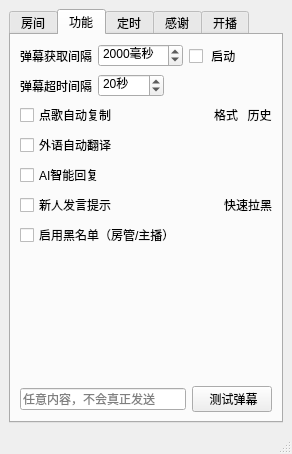
First picture: the form in mainwindow.ui, repository iwxyi/Bilibili-MagicalDanmaku, before the edit.
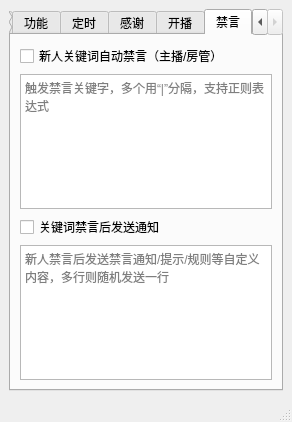
Second picture: the form after the edit.

Commit message: 添加新人关键词自动禁言

```diff
--- a/mainwindow.ui
+++ b/mainwindow.ui
@@ -7,7 +7,7 @@
     <x>0</x>
     <y>0</y>
     <width>290</width>
-    <height>454</height>
+    <height>422</height>
    </rect>
   </property>
   <property name="windowTitle">
@@ -18,7 +18,7 @@
     <item>
      <widget class="QTabWidget" name="tabWidget">
       <property name="currentIndex">
-       <number>1</number>
+       <number>5</number>
       </property>
       <widget class="QWidget" name="tab">
        <attribute name="title">
@@ -341,7 +341,7 @@
              <string>&lt;html&gt;&lt;head/&gt;&lt;body&gt;&lt;p&gt;在实时弹幕的菜单中添加拉黑&lt;/p&gt;&lt;p&gt;只有房管/主播才有黑名单权限&lt;/p&gt;&lt;/body&gt;&lt;/html&gt;</string>
             </property>
             <property name="text">
-             <string>启用黑名单（房管/主播）</string>
+             <string>启用禁言（主播/房管）</string>
             </property>
            </widget>
           </item>
@@ -737,6 +737,58 @@
         </item>
        </layout>
       </widget>
+      <widget class="QWidget" name="tab_6">
+       <attribute name="title">
+        <string>禁言</string>
+       </attribute>
+       <layout class="QVBoxLayout" name="verticalLayout_7">
+        <item>
+         <layout class="QHBoxLayout" name="horizontalLayout_19">
+          <item>
+           <widget class="QCheckBox" name="autoBlockNewbieCheck">
+            <property name="toolTip">
+             <string>&lt;html&gt;&lt;head/&gt;&lt;body&gt;&lt;p&gt;发送的内容包含关键词，自动禁言1个月&lt;/p&gt;&lt;p&gt;多个关键词用“|”分隔（支持正则表达式）&lt;/p&gt;&lt;p&gt;新人规则：&lt;/p&gt;&lt;p&gt;等级=0：前三句话&lt;/p&gt;&lt;p&gt;等级&amp;gt;0：第一句话&lt;/p&gt;&lt;/body&gt;&lt;/html&gt;</string>
+            </property>
+            <property name="text">
+             <string>新人关键词自动禁言（主播/房管）</string>
+            </property>
+           </widget>
+          </item>
+         </layout>
+        </item>
+        <item>
+         <widget class="QTextEdit" name="autoBlockNewbieKeysEdit">
+          <property name="placeholderText">
+           <string>触发禁言关键字，多个用“|”分隔，支持正则表达式</string>
+          </property>
+         </widget>
+        </item>
+        <item>
+         <layout class="QHBoxLayout" name="horizontalLayout_20">
+          <property name="topMargin">
+           <number>0</number>
+          </property>
+          <item>
+           <widget class="QCheckBox" name="autoBlockNewbieNotifyCheck">
+            <property name="toolTip">
+             <string>&lt;html&gt;&lt;head/&gt;&lt;body&gt;&lt;p&gt;检测到关键词后，发送对应通知/警告/规则等&lt;/p&gt;&lt;p&gt;多行则随机发送一行&lt;/p&gt;&lt;/body&gt;&lt;/html&gt;</string>
+            </property>
+            <property name="text">
+             <string>关键词禁言后发送通知</string>
+            </property>
+           </widget>
+          </item>
+         </layout>
+        </item>
+        <item>
+         <widget class="QTextEdit" name="autoBlockNewbieNotifyWordsEdit">
+          <property name="placeholderText">
+           <string>新人禁言后发送禁言通知/提示/规则等自定义内容，多行则随机发送一行</string>
+          </property>
+         </widget>
+        </item>
+       </layout>
+      </widget>
      </widget>
     </item>
    </layout>
```
The commit also changes 2 other files.
